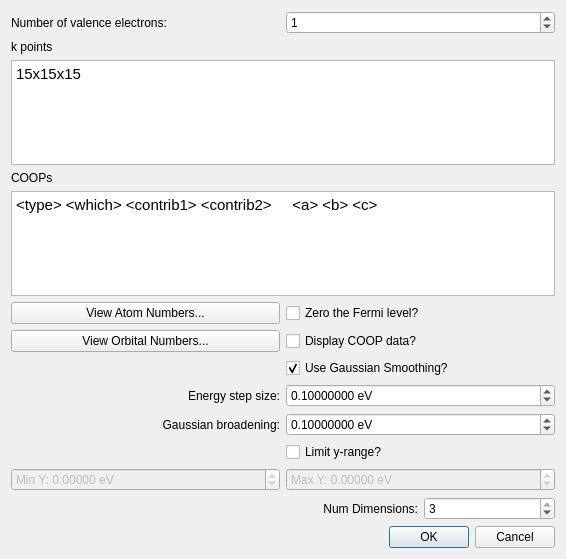
Qt form libavogadro/src/extensions/yaehmop/yaehmopcoopdialog.ui (SSeBastian3/avogadro) before a commit.
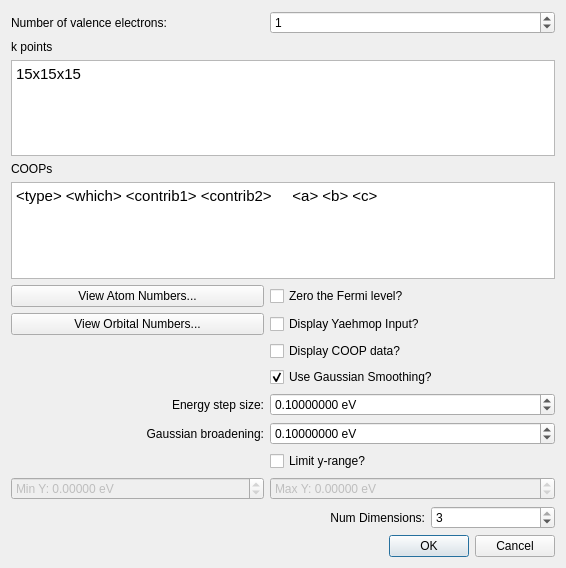
The same form after that commit.

Commit message:
Added the ability to display yaehmop input
Added a checkbox in each dialog to allow yaehmop
input to be displayed. It pops up in a text box if
the checkbox is checked.

Patch:
```diff
--- a/libavogadro/src/extensions/yaehmop/yaehmopcoopdialog.ui
+++ b/libavogadro/src/extensions/yaehmop/yaehmopcoopdialog.ui
@@ -7,14 +7,14 @@
     <x>0</x>
     <y>0</y>
     <width>566</width>
-    <height>559</height>
+    <height>568</height>
    </rect>
   </property>
   <property name="windowTitle">
    <string>Yaehmop Crystal COOP</string>
   </property>
   <layout class="QGridLayout" name="gridLayout">
-   <item row="18" column="2">
+   <item row="19" column="2">
     <widget class="QLabel" name="label_6">
      <property name="toolTip">
       <string>&lt;html&gt;&lt;head/&gt;&lt;body&gt;&lt;p&gt;The number of periodic dimensions.&lt;/p&gt;&lt;p&gt;&lt;br/&gt;&lt;/p&gt;&lt;p&gt;If this is set to 1, the material will be periodic only along the A vector of the crystal.&lt;/p&gt;&lt;p&gt;&lt;br/&gt;&lt;/p&gt;&lt;p&gt;If this is set to 2, the material will be periodic along both the A and B vectors of the crystal.&lt;/p&gt;&lt;p&gt;&lt;br/&gt;&lt;/p&gt;&lt;p&gt;If this is set to 3, the material will be periodic along the A, B, and C vectors of the crystal.&lt;/p&gt;&lt;p&gt;&lt;br/&gt;&lt;/p&gt;&lt;/body&gt;&lt;/html&gt;</string>
@@ -27,7 +27,7 @@
      </property>
     </widget>
    </item>
-   <item row="18" column="3">
+   <item row="19" column="3">
     <widget class="QSpinBox" name="spin_numDim">
      <property name="toolTip">
       <string>&lt;html&gt;&lt;head/&gt;&lt;body&gt;&lt;p&gt;The number of periodic dimensions.&lt;/p&gt;&lt;p&gt;&lt;br/&gt;&lt;/p&gt;&lt;p&gt;If this is set to 1, the material will be periodic only along the A vector of the crystal.&lt;/p&gt;&lt;p&gt;&lt;br/&gt;&lt;/p&gt;&lt;p&gt;If this is set to 2, the material will be periodic along both the A and B vectors of the crystal.&lt;/p&gt;&lt;p&gt;&lt;br/&gt;&lt;/p&gt;&lt;p&gt;If this is set to 3, the material will be periodic along the A, B, and C vectors of the crystal.&lt;/p&gt;&lt;p&gt;&lt;br/&gt;&lt;/p&gt;&lt;/body&gt;&lt;/html&gt;</string>
@@ -60,7 +60,7 @@
      </property>
     </widget>
    </item>
-   <item row="9" column="2" colspan="2">
+   <item row="10" column="2" colspan="2">
     <widget class="QCheckBox" name="cb_displayData">
      <property name="toolTip">
       <string>&lt;html&gt;&lt;head/&gt;&lt;body&gt;&lt;p&gt;Whether or not to display the density of states data in a&lt;/p&gt;&lt;p&gt;pop-up box after the calculation finishes.&lt;/p&gt;&lt;p&gt;&lt;br/&gt;&lt;/p&gt;&lt;p&gt;Data may be copied and pasted into a separate file.&lt;/p&gt;&lt;p&gt;Default: off&lt;/p&gt;&lt;/body&gt;&lt;/html&gt;</string>
@@ -98,16 +98,6 @@
      </property>
     </widget>
    </item>
-   <item row="9" column="0" colspan="2">
-    <widget class="QPushButton" name="push_viewOrbitalNumbers">
-     <property name="toolTip">
-      <string>&lt;html&gt;&lt;head/&gt;&lt;body&gt;&lt;p&gt;Display the numberings for the different orbitals in this system.&lt;/p&gt;&lt;p&gt;&lt;br/&gt;&lt;/p&gt;&lt;p&gt;Warning: if you set a parameters file to be one that includes unoccupied orbitals, these orbital numberings may be off, and you may need to number them manually.&lt;/p&gt;&lt;/body&gt;&lt;/html&gt;</string>
-     </property>
-     <property name="text">
-      <string>View Orbital Numbers...</string>
-     </property>
-    </widget>
-   </item>
    <item row="0" column="0" colspan="2">
     <widget class="QLabel" name="label">
      <property name="layoutDirection">
@@ -131,7 +121,7 @@
      </property>
     </widget>
    </item>
-   <item row="12" column="2" colspan="2">
+   <item row="13" column="2" colspan="2">
     <widget class="QDoubleSpinBox" name="spin_energyStep">
      <property name="toolTip">
       <string>&lt;html&gt;&lt;head/&gt;&lt;body&gt;&lt;p&gt;The energy step size for Gaussian smoothing. &lt;/p&gt;&lt;p&gt;Default: 0.1&lt;/p&gt;&lt;/body&gt;&lt;/html&gt;</string>
@@ -191,7 +181,7 @@
      </property>
     </widget>
    </item>
-   <item row="12" column="0" colspan="2">
+   <item row="13" column="0" colspan="2">
     <widget class="QLabel" name="label_3">
      <property name="text">
       <string>Energy step size:</string>
@@ -201,7 +191,7 @@
      </property>
     </widget>
    </item>
-   <item row="10" column="2" colspan="2">
+   <item row="11" column="2" colspan="2">
     <widget class="QCheckBox" name="cb_useSmoothing">
      <property name="toolTip">
       <string>&lt;html&gt;&lt;head/&gt;&lt;body&gt;&lt;p&gt;Whether or not to use Gaussian smoothing to smooth the data.&lt;/p&gt;&lt;p&gt;&lt;br/&gt;&lt;/p&gt;&lt;p&gt;Smoothing is typically performed for density of states data.&lt;/p&gt;&lt;p&gt;Default: on&lt;/p&gt;&lt;/body&gt;&lt;/html&gt;</string>
@@ -214,7 +204,7 @@
      </property>
     </widget>
    </item>
-   <item row="13" column="2" colspan="2">
+   <item row="14" column="2" colspan="2">
     <widget class="QDoubleSpinBox" name="spin_broadening">
      <property name="toolTip">
       <string>&lt;html&gt;&lt;head/&gt;&lt;body&gt;&lt;p&gt;Gaussian broadening for Gaussian smoothing. The Gaussian broadening is the standard deviation.&lt;/p&gt;&lt;p&gt;Default: 0.1&lt;/p&gt;&lt;/body&gt;&lt;/html&gt;</string>
@@ -239,7 +229,7 @@
      </property>
     </widget>
    </item>
-   <item row="13" column="0" colspan="2">
+   <item row="14" column="0" colspan="2">
     <widget class="QLabel" name="label_4">
      <property name="text">
       <string>Gaussian broadening:</string>
@@ -249,7 +239,7 @@
      </property>
     </widget>
    </item>
-   <item row="14" column="2" colspan="2">
+   <item row="15" column="2" colspan="2">
     <widget class="QCheckBox" name="cb_limitY">
      <property name="toolTip">
       <string>&lt;html&gt;&lt;head/&gt;&lt;body&gt;&lt;p&gt;Limit the y-range?&lt;/p&gt;&lt;p&gt;&lt;br/&gt;&lt;/p&gt;&lt;p&gt;Default: off&lt;/p&gt;&lt;/body&gt;&lt;/html&gt;</string>
@@ -259,7 +249,7 @@
      </property>
     </widget>
    </item>
-   <item row="17" column="2" colspan="2">
+   <item row="18" column="2" colspan="2">
     <widget class="QDoubleSpinBox" name="spin_maxY">
      <property name="enabled">
       <bool>false</bool>
@@ -281,7 +271,7 @@
      </property>
     </widget>
    </item>
-   <item row="17" column="0" colspan="2">
+   <item row="18" column="0" colspan="2">
     <widget class="QDoubleSpinBox" name="spin_minY">
      <property name="enabled">
       <bool>false</bool>
@@ -303,7 +293,7 @@
      </property>
     </widget>
    </item>
-   <item row="19" column="0" colspan="4">
+   <item row="20" column="0" colspan="4">
     <widget class="QDialogButtonBox" name="buttonBox">
      <property name="orientation">
       <enum>Qt::Horizontal</enum>
@@ -313,6 +303,23 @@
      </property>
     </widget>
    </item>
+   <item row="9" column="2">
+    <widget class="QCheckBox" name="cb_displayYaehmopInput">
+     <property name="text">
+      <string>Display Yaehmop Input?</string>
+     </property>
+    </widget>
+   </item>
+   <item row="9" column="0" colspan="2">
+    <widget class="QPushButton" name="push_viewOrbitalNumbers">
+     <property name="toolTip">
+      <string>&lt;html&gt;&lt;head/&gt;&lt;body&gt;&lt;p&gt;Display the numberings for the different orbitals in this system.&lt;/p&gt;&lt;p&gt;&lt;br/&gt;&lt;/p&gt;&lt;p&gt;Warning: if you set a parameters file to be one that includes unoccupied orbitals, these orbital numberings may be off, and you may need to number them manually.&lt;/p&gt;&lt;/body&gt;&lt;/html&gt;</string>
+     </property>
+     <property name="text">
+      <string>View Orbital Numbers...</string>
+     </property>
+    </widget>
+   </item>
   </layout>
  </widget>
  <tabstops>
```
Left out of the diff: 1 changed line with no effect on the pictures. The commit also changes 13 other files.
